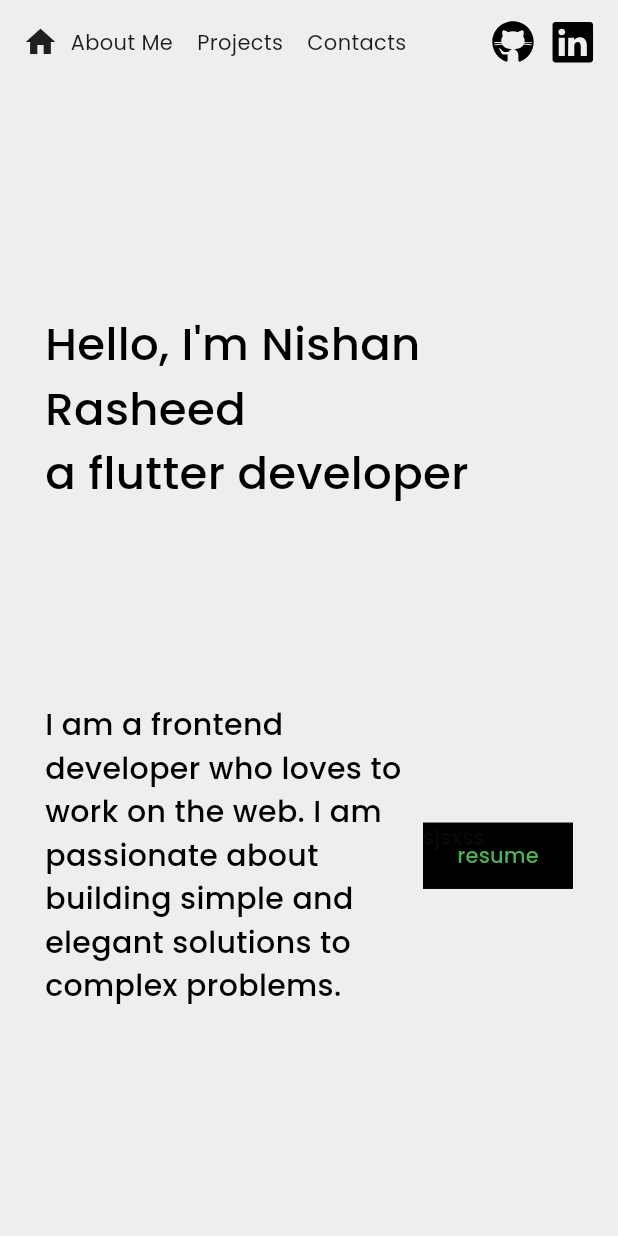
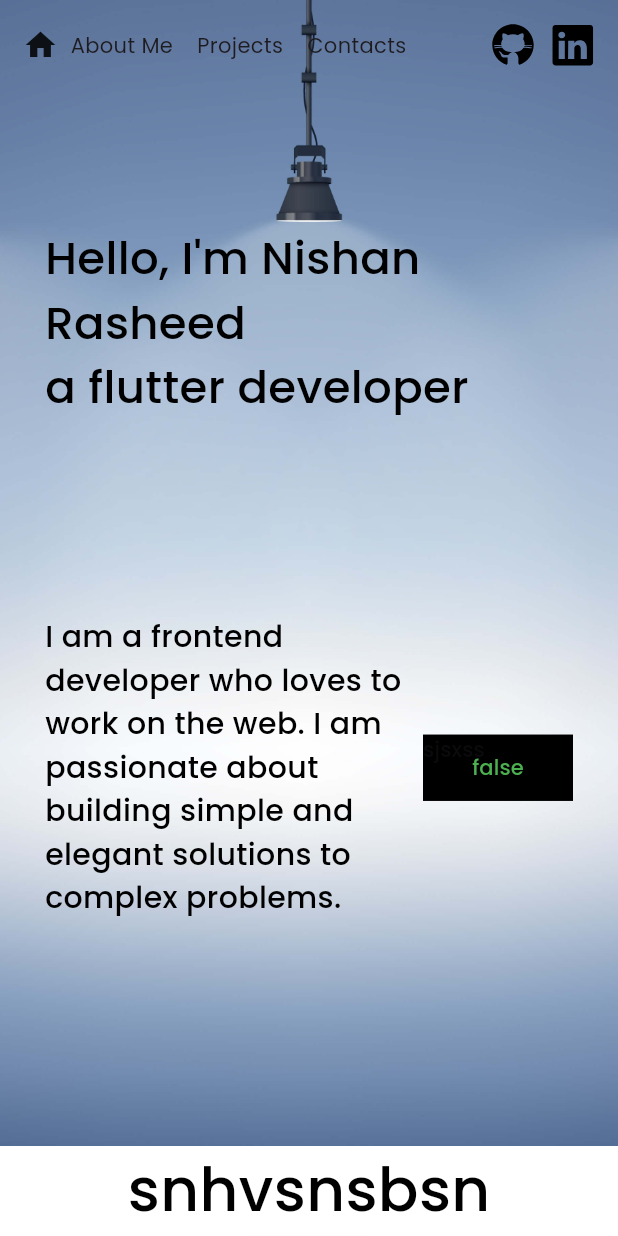
Before and after one commit to nishan-rasheed/portfolio, a Flutter app: the screen it shows after launch, on a phone screen of 412 x 824 dp. Run offline on Flutter 3.47's test engine with Material 3 defaults, Android fonts, the light colour scheme and no system bars; our stand-ins replace flutter_svg, google_fonts, responsive_framework; network calls fail.

Commit message:
new edit

```diff
--- /dev/null
+++ b/lib/constants/app_assets.dart
@@ -0,0 +1,4 @@
+class AppAssets {
+
+  static const backgroundImg = 'assets/images/header.jpg';
+}
--- a/lib/constants/app_spaces.dart
+++ b/lib/constants/app_spaces.dart
@@ -11,3 +11,7 @@
  const cmWidth10 = SizedBox(width: 10,);
  const cmWidth15 = SizedBox(width: 15,);
  const cmWidth20 = SizedBox(width: 20,);
+
+
+
+  const customAppBarHeight = 60.0;
--- a/lib/controller/home/home_controller.dart
+++ b/lib/controller/home/home_controller.dart
@@ -4,11 +4,17 @@ import 'package:nishan_profile/view/screens/pages/home_body.dart';
 
 class HomeController extends ChangeNotifier{
 
+   bool showAppbar = false;
+   showAppBAr(bool v,){
+     showAppbar = v;
+     notifyListeners();
+   }
 
 
   int selectedAppBarIndex = -1;
 
-  changeAppBarHeaderColor(int v){
+
+  changeAppBarHeaderColor(int v,){
   selectedAppBarIndex = v;
   notifyListeners();
   }
--- a/lib/main.dart
+++ b/lib/main.dart
@@ -4,6 +4,7 @@ import 'package:google_fonts/google_fonts.dart';
 import 'package:nishan_profile/constants/app_color.dart';
 import 'package:nishan_profile/controller/home/home_controller.dart';
 import 'package:nishan_profile/view/screens/pages/home_screen.dart';
+import 'package:nishan_profile/view/test_screen.dart';
 import 'package:provider/provider.dart';
 import 'package:responsive_framework/responsive_framework.dart';
 
@@ -42,13 +43,14 @@ class MyApp extends StatelessWidget {
             debugShowCheckedModeBanner: false,
             title: 'Flutter Demo',
             theme: ThemeData(
-              scaffoldBackgroundColor: AppColor.backgroundColor,
+              scaffoldBackgroundColor:Colors.transparent,// AppColor.backgroundColor,
               primarySwatch: Colors.blue,
                 textTheme: GoogleFonts.poppinsTextTheme(
                     Theme.of(context).textTheme,
                   ),
             ),
-            home:  HomeScreen(),
+            home: HomeScreen()
+            // TestScreen()//HomeScreen(),
           ),
     );
   }
--- a/lib/view/screens/pages/about_me/about_screen.dart
+++ b/lib/view/screens/pages/about_me/about_screen.dart
@@ -40,29 +40,24 @@ class AboutScreen extends StatelessWidget {
    'mobile app development',
    "web development",
    "Responsive design",
-    "AWS",
-    "Figma",
-    "Cross platform development"
-
    ];
 
   @override
   Widget build(BuildContext context) {
     var w =  MediaQuery.of(context).size.width;
-    var h =  MediaQuery.of(context).size.height-kToolbarHeight;
+    var h =  MediaQuery.of(context).size.height-customAppBarHeight;
     return  Padding(
       padding: const EdgeInsets.symmetric(horizontal: 20),
       child: Column(
         children: [
         SizedBox(
           height: h,
-          child: Column(
+          child: Column(mainAxisAlignment: MainAxisAlignment.spaceAround,
             children: [
               const PageTitleWidget(
             title: 'snhvsnsbsn',
             note: 'shhsv hvsmvs nvsnbsnb nbsnb s nbsvnbsbn bnsvnb'),
-          Expanded(
-            child: Row(crossAxisAlignment: CrossAxisAlignment.start,
+          Row(crossAxisAlignment: CrossAxisAlignment.start,
             children: [
               Expanded(
                 child: Column(
@@ -78,12 +73,6 @@ class AboutScreen extends StatelessWidget {
                              CommonText(text: AppString.paraTwo,
                              style: AppFonts.style20,),
 
-
-                               Spacer(),
-
-                               CommonAnimatedButton(title: 'Hire me'),
-
-                               cmHeight20
                   ],
                 ),
               ),
@@ -111,7 +100,6 @@ class AboutScreen extends StatelessWidget {
 
             ],
           ),
-          ),
             ],
           ),
         ),
@@ -133,13 +121,15 @@ class AboutScreen extends StatelessWidget {
 
 
 
-         Row(
+         SizedBox(
+           height: h,
+           child: Column(
+            mainAxisAlignment: MainAxisAlignment.spaceAround,
             children: [
             CommonText(text: 'Services i offer :',
             style: AppFonts.style30,),
-          Expanded(
-            child: SizedBox(
-              height: w*.2,
+            SizedBox(
+              height: h*.5,
               child: ListView.separated(
                 physics: ScrollPhysics(),
                 scrollDirection: Axis.horizontal,
@@ -152,38 +142,10 @@ class AboutScreen extends StatelessWidget {
                 },
               ),
             ),
+            CommonAnimatedButton(title: 'Hire me')
+           ],),
          ),
-         ],),
 
-          // ListView.separated(
-          //   shrinkWrap: true,
-          //   itemCount: 2,
-          //   separatorBuilder: (BuildContext context, int index) {
-          //     return cmHeight10;
-          //   },
-          //   itemBuilder: (BuildContext context, int index) {
-          //     return ServiceOfferTile();
-          //   },
-          // ),
-
-
-    //        GridView.builder(
-    //         padding: EdgeInsets.symmetric(horizontal: 30),
-    //         shrinkWrap: true,
-    //          gridDelegate:  SliverGridDelegateWithFixedCrossAxisCount(
-    //            crossAxisCount: ResponsiveBreakpoints.of(context).largerThan(MOBILE)?2:1,
-    //            crossAxisSpacing:100,
-    // mainAxisSpacing:20,
-    // childAspectRatio: 1.5
-    //          ),
-          //    itemCount: 2,
-
-          //    itemBuilder: (BuildContext context, int index) {
-          //      return ServiceOfferTile();
-          //    },
-          //  ),
-
-           cmHeight20
 
         ],
       ),
--- a/lib/view/screens/pages/contact_me/contact_screen.dart
+++ b/lib/view/screens/pages/contact_me/contact_screen.dart
@@ -18,7 +18,7 @@ class ContactScreen extends StatelessWidget {
 
   @override
   Widget build(BuildContext context) {
-    var h =MediaQuery.of(context).size.height-kToolbarHeight;
+    var h =MediaQuery.of(context).size.height-customAppBarHeight;
     var w = MediaQuery.of(context).size.width;
     return  SizedBox(
       height: h,
@@ -97,7 +97,7 @@ class ContactScreen extends StatelessWidget {
 
                               CommonAnimatedButton(title: 'Submit',
                               onPressed: () {
-                                customLog('max$h---appbar${kToolbarHeight}--real${HomeAppbar().preferredSize.height}--');
+                                customLog('max$h---appbar${customAppBarHeight}--real${HomeAppbar().preferredSize.height}--');
                               },
                               ),
 
--- a/lib/view/screens/pages/home_body.dart
+++ b/lib/view/screens/pages/home_body.dart
@@ -12,6 +12,7 @@
 
 import 'package:flutter/material.dart';
 import 'package:nishan_profile/view/screens/pages/project/project_screen.dart';
+import 'package:nishan_profile/view/screens/widgets/home_appbar.dart';
 import 'package:provider/provider.dart';
 
 import '../../../constants/app_log.dart';
@@ -27,8 +28,11 @@ final welcomeKey = GlobalKey();
 
 class HomeBodyScreen extends StatefulWidget {
   const HomeBodyScreen({
-    super.key,
+    super.key, required this.image,
   });
+
+ final ImageProvider<Object> image;
+
 
   @override
   State<HomeBodyScreen> createState() => _HomeBodyScreenState();
@@ -55,11 +59,24 @@ class _HomeBodyScreenState extends State<HomeBodyScreen> {
     var aboutHeight = aboutKey.currentContext?.size?.height??0;
     var contactHeight = contactKey.currentContext?.size?.height??0;
     _controller.addListener(() {
-      customLog(_controller.offset.toString());
+
+
+
+
+
       if (_controller.position.extentAfter==0) {
       Provider.of<HomeController>(context,listen: false).changeAppBarHeaderColor(2);
       }
+
      else if (_controller.offset<welcomeHeight) {
+
+        if(_controller.offset>welcomeHeight/10){
+          Provider.of<HomeController>(context,listen: false).showAppBAr(true,);
+        }
+        else{
+        Provider.of<HomeController>(context,listen: false).showAppBAr(false,);
+        }
+
         Provider.of<HomeController>(context,listen: false).changeAppBarHeaderColor(-1);
 
       }
@@ -69,9 +86,8 @@ class _HomeBodyScreenState extends State<HomeBodyScreen> {
       else if (_controller.offset<(welcomeHeight+aboutHeight+projectHeight)) {
         Provider.of<HomeController>(context,listen: false).changeAppBarHeaderColor(1);
       }
-       else {
 
-      }
+
     });
     // customLog(ww.toString());
   }
@@ -84,17 +100,30 @@ class _HomeBodyScreenState extends State<HomeBodyScreen> {
 
   @override
   Widget build(BuildContext context) {
-    return SingleChildScrollView(
+    return Stack(
+      children: [
+        SingleChildScrollView(
           controller: _controller,
           child: Column(
             children: [
-          WelcomeScreenWidget(key: welcomeKey,),
+              Container(
+                decoration: BoxDecoration(
+
+                  image: DecorationImage(
+                    fit: BoxFit.cover,
+                    image: widget.image)
+                ),
+                child: WelcomeScreenWidget(key: welcomeKey,)),
               AboutScreen(key: aboutKey,),
               ProjectScreen(key: projectKey,),
               ContactScreen(key: contactKey,),
 
             ],
           ),
+        ),
+
+        HomeAppbar(),
+      ],
     );
   }
 }
--- a/lib/view/screens/pages/home_screen.dart
+++ b/lib/view/screens/pages/home_screen.dart
@@ -1,15 +1,38 @@
 import 'package:flutter/material.dart';
+import '../../../constants/app_assets.dart';
 import '../widgets/home_appbar.dart';
 import 'home_body.dart';
 
-class HomeScreen extends StatelessWidget {
+class HomeScreen extends StatefulWidget {
   const HomeScreen({Key? key}) : super(key: key);
+
+  @override
+  State<HomeScreen> createState() => _HomeScreenState();
+}
+
+class _HomeScreenState extends State<HomeScreen> {
+  late Image image1;
+
+
+  @override
+  void initState() {
+    super.initState();
+    image1 = Image.asset(AppAssets.backgroundImg);
+
+  }
+
+  @override
+  void didChangeDependencies() {
+    precacheImage(image1.image, context);
+    super.didChangeDependencies();
+  }
 
   @override
   Widget build(BuildContext context) {
     return Scaffold(
-      appBar:HomeAppbar() ,
-      body: const HomeBodyScreen(),
+      backgroundColor: Colors.transparent,
+      // appBar:HomeAppbar() ,
+      body:  HomeBodyScreen(image:image1.image ,),
     );
   }
 }
--- a/lib/view/screens/pages/project/project_screen.dart
+++ b/lib/view/screens/pages/project/project_screen.dart
@@ -13,7 +13,7 @@ class ProjectScreen extends StatelessWidget {
   @override
   Widget build(BuildContext context) {
   final w = MediaQuery.of(context).size.width;
-   var h =MediaQuery.of(context).size.height-kToolbarHeight;
+   var h =MediaQuery.of(context).size.height-customAppBarHeight;
     return  Column(
       children: [
         const PageTitleWidget(
--- a/lib/view/screens/pages/welcome/welcome_screen.dart
+++ b/lib/view/screens/pages/welcome/welcome_screen.dart
@@ -1,30 +1,44 @@
 import 'package:flutter/material.dart';
+import 'package:nishan_profile/constants/app_assets.dart';
+import 'package:nishan_profile/controller/home/home_controller.dart';
 import 'package:nishan_profile/view/screens/widgets/common_text.dart';
 import 'package:nishan_profile/view/screens/widgets/custom_button.dart';
+import 'package:provider/provider.dart';
 import 'package:responsive_framework/responsive_framework.dart';
 import '../../../../constants/app_font_styles.dart';
+import '../../../../constants/app_spaces.dart';
 
 class WelcomeScreenWidget extends StatelessWidget {
-  const WelcomeScreenWidget({
+   WelcomeScreenWidget({
     super.key,
   });
+
+
+  String img ='https://images.unsplash.com/photo-1548685913-fe6678babe8d?q=80&w=2038&auto=format&fit=crop&ixlib=rb-4.0.3&ixid=M3wxMjA3fDB8MHxwaG90by1wYWdlfHx8fGVufDB8fHx8fA%3D%3D';
 
   @override
   Widget build(BuildContext context) {
     final w = MediaQuery.of(context).size.width;
     final h = MediaQuery.of(context).size.height;
 
-    return SizedBox(
-      height: h-kToolbarHeight,
+    return Container(
+      // decoration: BoxDecoration(
+      //   image: DecorationImage(
+      //     fit: BoxFit.cover,
+      //     image: AssetImage(AppAssets.backgroundImg,
+
+      //     ))
+      // ),
+      height: h-customAppBarHeight,
       child: Padding(
         padding: const EdgeInsets.symmetric(horizontal: 30,vertical: 20),
         child: Column(crossAxisAlignment: CrossAxisAlignment.start,
         mainAxisAlignment: MainAxisAlignment.spaceEvenly,
          children: [
-         CommonText(text:  'Hello, I\'m Nishan Rasheed\na flutter developer',
-         style:
-         ResponsiveBreakpoints.of(context).isDesktop?
-          AppFonts.style60:AppFonts.style30),
+
+          CommonText(text: 'Hello, I\'m Nishan Rasheed\na flutter developer',
+           style:ResponsiveBreakpoints.of(context).isDesktop?
+            AppFonts.style60:AppFonts.style30),
          Row(mainAxisAlignment: MainAxisAlignment.spaceBetween,
            children: [
              SizedBox(
@@ -35,7 +49,10 @@ class WelcomeScreenWidget extends StatelessWidget {
               AppFonts.style40:AppFonts.style20,
               ),
              ),
-             CommonAnimatedButton(title: 'resume')
+             Consumer<HomeController>(
+          builder: (context, dd, child) =>
+          CommonAnimatedButton(title: dd.showAppbar.toString())
+           )
            ],
          ),
          ],
--- a/lib/view/screens/widgets/home_appbar.dart
+++ b/lib/view/screens/widgets/home_appbar.dart
@@ -1,8 +1,10 @@
 
 import 'package:flutter/material.dart';
 import 'package:flutter_svg/flutter_svg.dart';
+import 'package:nishan_profile/constants/app_color.dart';
 import 'package:nishan_profile/constants/app_spaces.dart';
 import 'package:nishan_profile/controller/home/home_controller.dart';
+import 'package:nishan_profile/view/screens/widgets/common_text.dart';
 import 'package:provider/provider.dart';
 
 import '../../../constants/app_icons.dart';
@@ -11,6 +13,9 @@ class HomeAppbar extends StatelessWidget implements PreferredSizeWidget{
    HomeAppbar({
     super.key,
   });
+
+
+
 
 
    List headerButton = [
@@ -23,13 +28,13 @@ class HomeAppbar extends StatelessWidget implements PreferredSizeWidget{
   Widget build(BuildContext context) {
     return Consumer<HomeController>(
       builder: (context, homeValue, child) =>
-       SizedBox(
-        height: kToolbarHeight,
+       Container(color:homeValue.showAppbar?AppColor.backgroundColor:null,
+        height:customAppBarHeight,// kToolbarHeight,
          child: Padding(
            padding: const EdgeInsets.symmetric(horizontal: 15),
            child: Row(
             children: [
-              Icon(Icons.home),
+              const Icon(Icons.home),
             //  IconButton(
             //   onPressed: (){
             //     Scrollable.ensureVisible(
@@ -60,7 +65,7 @@ class HomeAppbar extends StatelessWidget implements PreferredSizeWidget{
                        // Text(headerButton[index]),
                        Padding(
                          padding: const EdgeInsets.symmetric(vertical: 5),
-                         child: Text(headerButton[index]),
+                         child: CommonText(text: headerButton[index],),
                        ),
                        Positioned(
                          bottom: 0,
@@ -96,5 +101,5 @@ class HomeAppbar extends StatelessWidget implements PreferredSizeWidget{
   }
 
   @override
-  Size get preferredSize =>  const Size.fromHeight(kToolbarHeight);
+  Size get preferredSize =>  const Size.fromHeight(customAppBarHeight);
 }
--- a/lib/view/screens/widgets/page_title_widget.dart
+++ b/lib/view/screens/widgets/page_title_widget.dart
@@ -12,9 +12,7 @@ class PageTitleWidget extends StatelessWidget {
    final String note;
   @override
   Widget build(BuildContext context) {
-    return Padding(
-      padding: const EdgeInsets.symmetric(vertical:30),
-      child: Column(
+    return Column(
       children: [
         CommonText(text: title,
               style: AppFonts.style40,),
@@ -22,7 +20,6 @@ class PageTitleWidget extends StatelessWidget {
               CommonText(text: note,
               style: AppFonts.style20,),
       ],
-      ),
     );
   }
 }
```
Also changed, not shown: lib/view/test_screen.dart (+141 -98 lines), assets/images/header.jpg (added). Lines whose indentation alone changed are shown as unchanged.
